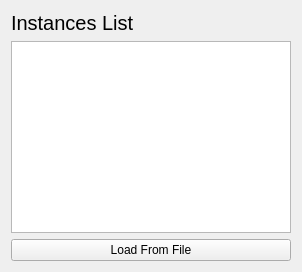
Old version of the form data/gui_forms/widgets/ui_instances_list.ui in the repository m4nh/ars.
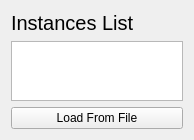
New version of the form.

Patch:
```diff
--- a/data/gui_forms/widgets/ui_instances_list.ui
+++ b/data/gui_forms/widgets/ui_instances_list.ui
@@ -6,16 +6,22 @@
    <rect>
     <x>0</x>
     <y>0</y>
-    <width>302</width>
-    <height>231</height>
+    <width>194</width>
+    <height>140</height>
    </rect>
   </property>
   <property name="sizePolicy">
-   <sizepolicy hsizetype="Expanding" vsizetype="Expanding">
+   <sizepolicy hsizetype="Expanding" vsizetype="Minimum">
     <horstretch>0</horstretch>
     <verstretch>0</verstretch>
    </sizepolicy>
   </property>
+  <property name="minimumSize">
+   <size>
+    <width>0</width>
+    <height>140</height>
+   </size>
+  </property>
   <property name="windowTitle">
    <string>Form</string>
   </property>
@@ -44,11 +50,23 @@
    <item>
     <widget class="QListView" name="ui_list">
      <property name="sizePolicy">
-      <sizepolicy hsizetype="Expanding" vsizetype="Minimum">
+      <sizepolicy hsizetype="Expanding" vsizetype="Expanding">
        <horstretch>0</horstretch>
        <verstretch>0</verstretch>
       </sizepolicy>
      </property>
+     <property name="minimumSize">
+      <size>
+       <width>0</width>
+       <height>0</height>
+      </size>
+     </property>
+     <property name="maximumSize">
+      <size>
+       <width>16777215</width>
+       <height>16777215</height>
+      </size>
+     </property>
     </widget>
    </item>
    <item>
```
